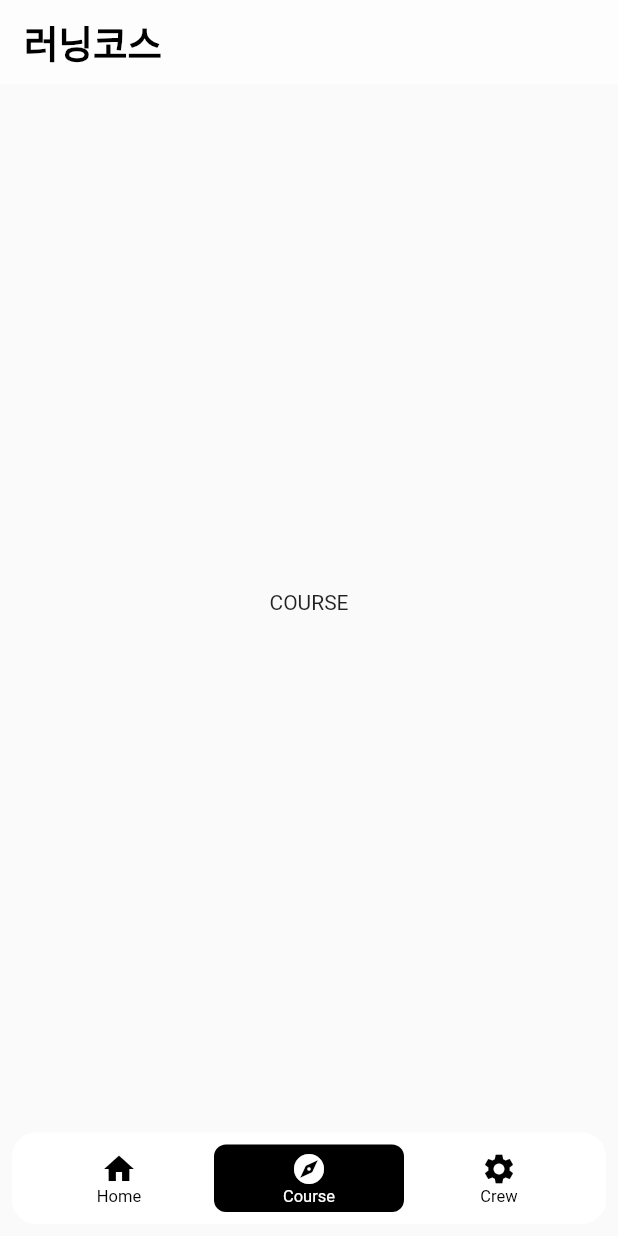
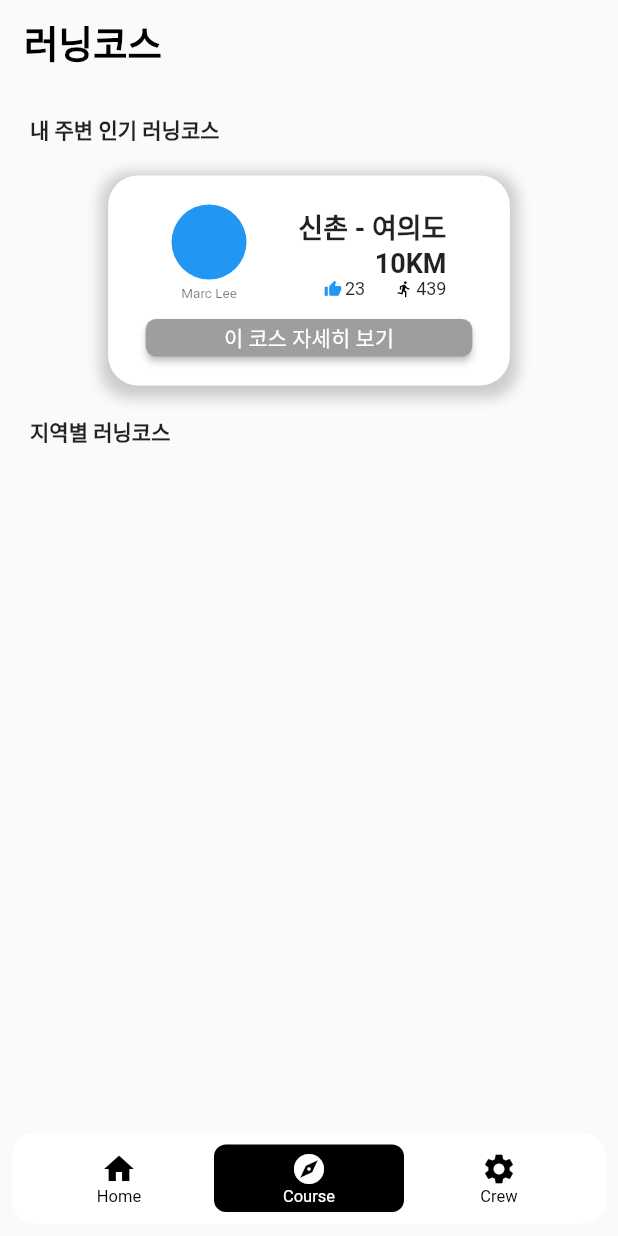
Before and after one commit to chlee1252/running_crew, a Flutter app: the screen it shows after launch, item 2 of the bottom bar chosen, on a phone screen of 412 x 824 dp. Run offline on Flutter 3.47's test engine with Material 2 defaults, Android fonts, the phone set to English and light mode, and no system bars; drawn by our look-alikes of floating_bottom_navigation_bar; our stand-ins replace bloc, equatable, flutter_bloc, flutter_svg; missing offline and left inert: flutter_config, flutter_naver_map.

Commit message:
feat: add course screen

```diff
--- a/lib/main.dart
+++ b/lib/main.dart
@@ -1,4 +1,5 @@
 import 'package:flutter/material.dart';
+import 'package:flutter/services.dart';
 import 'package:flutter_bloc/flutter_bloc.dart';
 import 'package:flutter_config/flutter_config.dart';
 import 'package:running_crew/bloc/navigation/cubit/navigation_cubit.dart';
@@ -38,6 +39,9 @@ class MyApp extends StatelessWidget {
         title: 'Running Crew',
         theme: ThemeData(
           primarySwatch: primaryBlack,
+          appBarTheme: const AppBarTheme(
+            systemOverlayStyle: SystemUiOverlayStyle.dark,
+          ),
         ),
         home: const MainScreen(),
       ),
--- a/lib/screen/course_screen.dart
+++ b/lib/screen/course_screen.dart
@@ -1,12 +1,88 @@
 import 'package:flutter/material.dart';
+import 'package:running_crew/widgets/icon_count_area.dart';
+import 'package:running_crew/widgets/padded_text.dart';
+import 'package:running_crew/widgets/profile.dart';
+import 'package:running_crew/widgets/rounded_button.dart';
+import 'package:running_crew/widgets/rounded_container.dart';
 
 class CourseScreen extends StatelessWidget {
   const CourseScreen({Key? key}) : super(key: key);
 
   @override
   Widget build(BuildContext context) {
-    return Center(
-      child: Text("COURSE"),
+    const String area = "신촌 - 여의도";
+    const int distance = 10;
+
+    return Column(
+      crossAxisAlignment: CrossAxisAlignment.start,
+      children: [
+        const PaddedText(
+          text: "내 주변 인기 러닝코스",
+          textStyle: TextStyle(
+            fontWeight: FontWeight.bold,
+          ),
+        ),
+        Center(
+          child: RoundedContainer(
+            maxWidth: MediaQuery.of(context).size.width * 0.65,
+            height: 140,
+            child: Padding(
+              padding: const EdgeInsets.symmetric(
+                vertical: 8.0,
+                horizontal: 25.0,
+              ),
+              child: Column(
+                mainAxisAlignment: MainAxisAlignment.spaceEvenly,
+                crossAxisAlignment: CrossAxisAlignment.stretch,
+                children: [
+                  Row(
+                    children: [
+                      const Spacer(flex: 1),
+                      const Profile(name: "Marc Lee"),
+                      const Spacer(flex: 2),
+                      Column(
+                        crossAxisAlignment: CrossAxisAlignment.end,
+                        children: const [
+                          Text(
+                            "$area",
+                            style: TextStyle(
+                              fontWeight: FontWeight.bold,
+                              fontSize: 18.0,
+                            ),
+                          ),
+                          Text(
+                            "${distance}KM",
+                            style: TextStyle(
+                              fontWeight: FontWeight.bold,
+                              fontSize: 18.0,
+                            ),
+                          ),
+                          // DistanceText(area: "신촌 - 여의도", distance: "10"),
+                          IconCountArea(likeCount: 23, runCount: 439),
+                        ],
+                      ),
+                      const Spacer(flex: 1),
+                    ],
+                  ),
+                  RoundedButton(
+                    onPressed: () => print("이 코스 자세히 보기"),
+                    height: 25.0,
+                    color: Colors.grey,
+                    radius: 7.0,
+                    child: const Text("이 코스 자세히 보기"),
+                  ),
+                ],
+              ),
+            ),
+          ),
+        ),
+        const PaddedText(
+          text: "지역별 러닝코스",
+          textStyle: TextStyle(
+            fontWeight: FontWeight.bold,
+          ),
+        ),
+      ],
     );
   }
 }
--- /dev/null
+++ b/lib/widgets/distance_text.dart
@@ -0,0 +1,20 @@
+import 'package:flutter/material.dart';
+
+class DistanceText extends StatelessWidget {
+  const DistanceText({Key? key, required this.area, required this.distance})
+      : super(key: key);
+
+  final String area;
+  final String distance;
+
+  @override
+  Widget build(BuildContext context) {
+    return Text(
+      "$area\n${distance}KM",
+      style: const TextStyle(
+        fontWeight: FontWeight.bold,
+        fontSize: 18.0,
+      ),
+    );
+  }
+}
--- /dev/null
+++ b/lib/widgets/icon_count_area.dart
@@ -0,0 +1,31 @@
+import 'package:flutter/material.dart';
+
+import 'icon_with_counter.dart';
+
+class IconCountArea extends StatelessWidget {
+  const IconCountArea(
+      {Key? key, required this.likeCount, required this.runCount})
+      : super(key: key);
+
+  final int likeCount;
+  final int runCount;
+  @override
+  Widget build(BuildContext context) {
+    return Row(
+      children: [
+        IconWithCounter(
+          icon: Icons.thumb_up,
+          color: Colors.blue,
+          count: likeCount,
+        ),
+        const SizedBox(
+          width: 20,
+        ),
+        IconWithCounter(
+          icon: Icons.directions_run,
+          count: runCount,
+        ),
+      ],
+    );
+  }
+}
--- /dev/null
+++ b/lib/widgets/icon_with_counter.dart
@@ -0,0 +1,37 @@
+import 'package:flutter/material.dart';
+
+class IconWithCounter extends StatelessWidget {
+  const IconWithCounter(
+      {Key? key,
+      required this.icon,
+      this.color = Colors.black,
+      this.size = 12.0,
+      required this.count})
+      : super(key: key);
+
+  final IconData icon;
+  final Color color;
+  final double size;
+  final int count;
+  @override
+  Widget build(BuildContext context) {
+    return Row(
+      children: [
+        Icon(
+          icon,
+          color: color,
+          size: size,
+        ),
+        const SizedBox(
+          width: 2.0,
+        ),
+        Text(
+          count.toString(),
+          style: TextStyle(
+            fontSize: size,
+          ),
+        ),
+      ],
+    );
+  }
+}
--- a/lib/widgets/image_text_box.dart
+++ b/lib/widgets/image_text_box.dart
@@ -1,4 +1,5 @@
 import 'package:flutter/material.dart';
+import 'package:running_crew/widgets/rounded_container.dart';
 
 class ImageTextBox extends StatelessWidget {
   const ImageTextBox({
@@ -18,28 +19,10 @@ class ImageTextBox extends StatelessWidget {
 
   @override
   Widget build(BuildContext context) {
-    return Container(
+    return RoundedContainer(
       padding: padding,
-      decoration: BoxDecoration(
-        color: Colors.white,
-        borderRadius: const BorderRadius.all(
-          Radius.circular(
-            20.0,
-          ),
-        ),
-        boxShadow: [
-          BoxShadow(
-            color: Colors.grey.withOpacity(0.5),
-            spreadRadius: 5,
-            blurRadius: 7,
-            offset: const Offset(0, 3),
-          ),
-        ],
-      ),
-      constraints: BoxConstraints(
-        maxWidth: MediaQuery.of(context).size.width * 0.65,
-      ),
-      height: 120.0,
+      height: 120,
+      maxWidth: MediaQuery.of(context).size.width * 0.65,
       child: Row(
         children: [
           asset,
--- /dev/null
+++ b/lib/widgets/padded_text.dart
@@ -0,0 +1,19 @@
+import 'package:flutter/material.dart';
+
+class PaddedText extends StatelessWidget {
+  const PaddedText({Key? key, required this.text, this.textStyle})
+      : super(key: key);
+
+  final String text;
+  final TextStyle? textStyle;
+  @override
+  Widget build(BuildContext context) {
+    return Padding(
+      padding: const EdgeInsets.all(20.0),
+      child: Text(
+        text,
+        style: textStyle,
+      ),
+    );
+  }
+}
--- /dev/null
+++ b/lib/widgets/profile.dart
@@ -0,0 +1,31 @@
+import 'package:flutter/material.dart';
+
+class Profile extends StatelessWidget {
+  const Profile({Key? key, required this.name}) : super(key: key);
+
+  final String name;
+
+  // final Image image;
+
+  @override
+  Widget build(BuildContext context) {
+    return Column(
+      children: [
+        const CircleAvatar(
+          radius: 25.0,
+          backgroundColor: Colors.blue,
+        ),
+        const SizedBox(
+          height: 4,
+        ),
+        Text(
+          name,
+          style: const TextStyle(
+            color: Colors.black54,
+            fontSize: 9.0,
+          ),
+        ),
+      ],
+    );
+  }
+}
--- a/lib/widgets/rounded_button.dart
+++ b/lib/widgets/rounded_button.dart
@@ -1,20 +1,24 @@
 import 'package:flutter/material.dart';
 
 class RoundedButton extends StatelessWidget {
-  const RoundedButton(
-      {Key? key,
-      required this.child,
-      required this.onPressed,
-      this.width = 150.0,
-      this.height = 45.0,
-      this.margin})
-      : super(key: key);
+  const RoundedButton({
+    Key? key,
+    required this.child,
+    required this.onPressed,
+    this.width = 150.0,
+    this.height = 45.0,
+    this.margin,
+    this.radius = 18.0,
+    this.color = Colors.black,
+  }) : super(key: key);
 
   final double? width;
   final double? height;
+  final double radius;
   final EdgeInsetsGeometry? margin;
   final Widget? child;
   final VoidCallback onPressed;
+  final Color color;
 
   @override
   Widget build(BuildContext context) {
@@ -28,10 +32,11 @@ class RoundedButton extends StatelessWidget {
           shape: MaterialStateProperty.all<RoundedRectangleBorder>(
             RoundedRectangleBorder(
               borderRadius: BorderRadius.circular(
-                18.0,
+                radius,
               ),
             ),
           ),
+          backgroundColor: MaterialStateProperty.all<Color>(color),
         ),
         child: child,
       ),
--- /dev/null
+++ b/lib/widgets/rounded_container.dart
@@ -0,0 +1,47 @@
+import 'package:flutter/material.dart';
+
+class RoundedContainer extends StatelessWidget {
+  const RoundedContainer({
+    Key? key,
+    this.padding,
+    required this.child,
+    this.minHeight = 120,
+    required this.maxWidth,
+    required this.height,
+  }) : super(key: key);
+
+  final EdgeInsetsGeometry? padding;
+  final Widget child;
+  final double minHeight;
+  final double maxWidth;
+  final double height;
+
+  @override
+  Widget build(BuildContext context) {
+    return Container(
+      padding: padding,
+      decoration: BoxDecoration(
+        color: Colors.white,
+        borderRadius: const BorderRadius.all(
+          Radius.circular(
+            20.0,
+          ),
+        ),
+        boxShadow: [
+          BoxShadow(
+            color: Colors.grey.withOpacity(0.5),
+            spreadRadius: 5,
+            blurRadius: 7,
+            offset: const Offset(0, 3),
+          ),
+        ],
+      ),
+      constraints: BoxConstraints(
+        maxWidth: maxWidth,
+        minHeight: minHeight,
+      ),
+      height: height,
+      child: child,
+    );
+  }
+}
--- a/lib/widgets/title_appbar.dart
+++ b/lib/widgets/title_appbar.dart
@@ -10,7 +10,7 @@ class TitleAppBar extends StatelessWidget implements PreferredSizeWidget {
     return AppBar(
       centerTitle: false,
       elevation: 0.0,
-      backgroundColor: Colors.white60,
+      backgroundColor: Colors.transparent,
       title: Text(
         title,
         style: const TextStyle(
```
